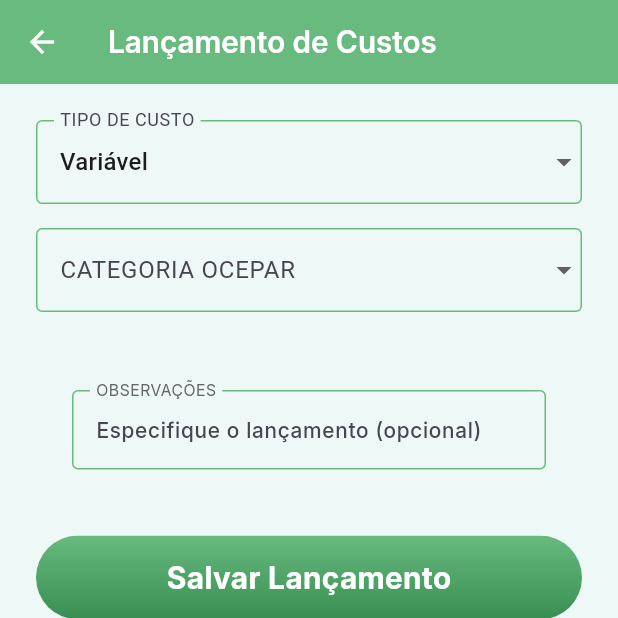
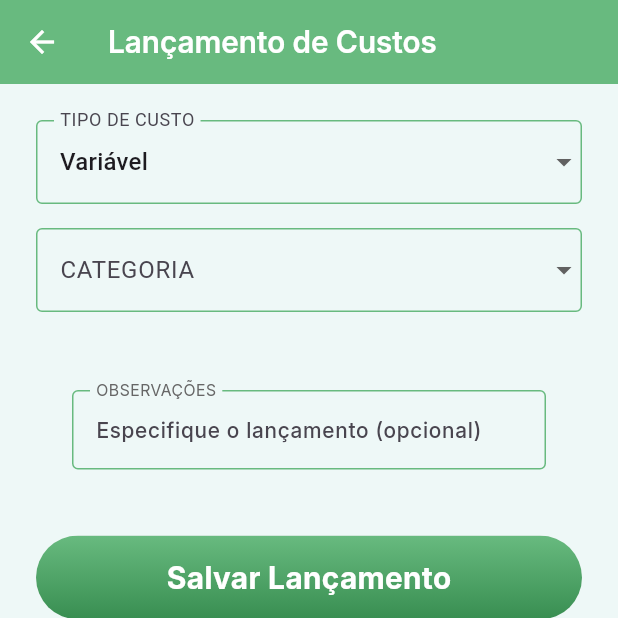
Before and after one commit to Rockyiu/Agro_Comercial, a Flutter app: the RegisterCostPage screen opened directly, on a phone screen of 412 x 824 dp, the top half of it. Run offline on Flutter 3.47's test engine with Material 3 defaults, Android fonts, the phone set to English and light mode, and no system bars; our stand-ins replace cloud_firestore, cloud_functions, firebase_auth, firebase_core, firebase_storage, flutter_secure_storage and 3 more; accounts and stored records are empty.

Commit message:
Ajuste categoria

```diff
--- a/agro_comercial/lib/features/costs/register_cost_page.dart
+++ b/agro_comercial/lib/features/costs/register_cost_page.dart
@@ -491,7 +491,7 @@ class _RegisterCostPageState extends State<RegisterCostPage> {
                       key: ValueKey('category_$_selectedCategory'),
                       isExpanded: true,
                       decoration: const InputDecoration(
-                        labelText: "CATEGORIA OCEPAR",
+                        labelText: "CATEGORIA",
                         enabledBorder: OutlineInputBorder(
                           borderSide: BorderSide(
                             color: AppColors.greenlightOne,
```
